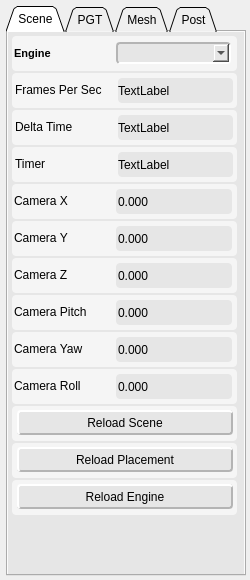
Above: ShaderEditor/qt/project/tweaker.ui from karajensen/shader-editor before the change. Below: the same form after it.
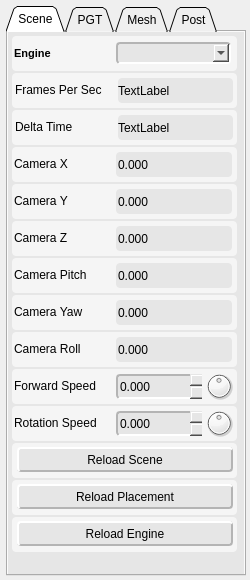
That is the form after the change. The open tabs and pages were chosen to show the change.

Commit message: adding configuration camera speeds

```diff
--- a/ShaderEditor/qt/project/tweaker.ui
+++ b/ShaderEditor/qt/project/tweaker.ui
@@ -450,125 +450,6 @@
           </widget>
          </widget>
         </item>
-        <item>
-         <widget class="QFrame" name="timer">
-          <property name="sizePolicy">
-           <sizepolicy hsizetype="Fixed" vsizetype="Fixed">
-            <horstretch>0</horstretch>
-            <verstretch>0</verstretch>
-           </sizepolicy>
-          </property>
-          <property name="minimumSize">
-           <size>
-            <width>225</width>
-            <height>35</height>
-           </size>
-          </property>
-          <property name="maximumSize">
-           <size>
-            <width>225</width>
-            <height>35</height>
-           </size>
-          </property>
-          <property name="styleSheet">
-           <string notr="true">background-color: rgb(245, 245, 245);
-border-radius: 4px;</string>
-          </property>
-          <property name="frameShape">
-           <enum>QFrame::Panel</enum>
-          </property>
-          <property name="frameShadow">
-           <enum>QFrame::Raised</enum>
-          </property>
-          <widget class="QLabel" name="timer_lbl">
-           <property name="geometry">
-            <rect>
-             <x>3</x>
-             <y>2</y>
-             <width>100</width>
-             <height>30</height>
-            </rect>
-           </property>
-           <property name="sizePolicy">
-            <sizepolicy hsizetype="Fixed" vsizetype="Fixed">
-             <horstretch>0</horstretch>
-             <verstretch>0</verstretch>
-            </sizepolicy>
-           </property>
-           <property name="minimumSize">
-            <size>
-             <width>100</width>
-             <height>30</height>
-            </size>
-           </property>
-           <property name="maximumSize">
-            <size>
-             <width>100</width>
-             <height>30</height>
-            </size>
-           </property>
-           <property name="font">
-            <font>
-             <weight>50</weight>
-             <bold>false</bold>
-            </font>
-           </property>
-           <property name="text">
-            <string>Timer</string>
-           </property>
-          </widget>
-          <widget class="QLabel" name="timer_text">
-           <property name="geometry">
-            <rect>
-             <x>106</x>
-             <y>5</y>
-             <width>115</width>
-             <height>25</height>
-            </rect>
-           </property>
-           <property name="sizePolicy">
-            <sizepolicy hsizetype="Expanding" vsizetype="Expanding">
-             <horstretch>0</horstretch>
-             <verstretch>0</verstretch>
-            </sizepolicy>
-           </property>
-           <property name="minimumSize">
-            <size>
-             <width>115</width>
-             <height>25</height>
-            </size>
-           </property>
-           <property name="maximumSize">
-            <size>
-             <width>115</width>
-             <height>25</height>
-            </size>
-           </property>
-           <property name="autoFillBackground">
-            <bool>false</bool>
-           </property>
-           <property name="styleSheet">
-            <string notr="true">background-color: rgb(230, 230, 230);
-</string>
-           </property>
-           <property name="frameShape">
-            <enum>QFrame::NoFrame</enum>
-           </property>
-           <property name="frameShadow">
-            <enum>QFrame::Plain</enum>
-           </property>
-           <property name="lineWidth">
-            <number>0</number>
-           </property>
-           <property name="text">
-            <string>TextLabel</string>
-           </property>
-           <property name="margin">
-            <number>3</number>
-           </property>
-          </widget>
-         </widget>
-        </item>
         <item>
          <widget class="QFrame" name="cameraX">
           <property name="minimumSize">
@@ -1316,6 +1197,334 @@
           </widget>
          </widget>
         </item>
+        <item>
+         <widget class="QFrame" name="cameraForwardSpeed">
+          <property name="minimumSize">
+           <size>
+            <width>225</width>
+            <height>35</height>
+           </size>
+          </property>
+          <property name="maximumSize">
+           <size>
+            <width>225</width>
+            <height>35</height>
+           </size>
+          </property>
+          <property name="styleSheet">
+           <string notr="true">background-color: rgb(245, 245, 245);
+border-radius: 4px;</string>
+          </property>
+          <property name="frameShape">
+           <enum>QFrame::NoFrame</enum>
+          </property>
+          <property name="frameShadow">
+           <enum>QFrame::Plain</enum>
+          </property>
+          <property name="lineWidth">
+           <number>0</number>
+          </property>
+          <widget class="QLabel" name="cameraForwardSpeed_lbl">
+           <property name="geometry">
+            <rect>
+             <x>2</x>
+             <y>2</y>
+             <width>100</width>
+             <height>30</height>
+            </rect>
+           </property>
+           <property name="sizePolicy">
+            <sizepolicy hsizetype="Fixed" vsizetype="Fixed">
+             <horstretch>0</horstretch>
+             <verstretch>0</verstretch>
+            </sizepolicy>
+           </property>
+           <property name="minimumSize">
+            <size>
+             <width>100</width>
+             <height>30</height>
+            </size>
+           </property>
+           <property name="maximumSize">
+            <size>
+             <width>100</width>
+             <height>30</height>
+            </size>
+           </property>
+           <property name="font">
+            <font>
+             <weight>50</weight>
+             <bold>false</bold>
+            </font>
+           </property>
+           <property name="styleSheet">
+            <string notr="true">border-width: 0px;</string>
+           </property>
+           <property name="text">
+            <string>Forward Speed</string>
+           </property>
+           <property name="margin">
+            <number>1</number>
+           </property>
+          </widget>
+          <widget class="QDoubleSpinBox" name="cameraForwardSpeed_value">
+           <property name="geometry">
+            <rect>
+             <x>104</x>
+             <y>5</y>
+             <width>86</width>
+             <height>25</height>
+            </rect>
+           </property>
+           <property name="sizePolicy">
+            <sizepolicy hsizetype="Fixed" vsizetype="Fixed">
+             <horstretch>0</horstretch>
+             <verstretch>0</verstretch>
+            </sizepolicy>
+           </property>
+           <property name="minimumSize">
+            <size>
+             <width>86</width>
+             <height>25</height>
+            </size>
+           </property>
+           <property name="maximumSize">
+            <size>
+             <width>86</width>
+             <height>25</height>
+            </size>
+           </property>
+           <property name="styleSheet">
+            <string notr="true">background-color: rgb(230, 230, 230);
+border-top-color: rgb(180, 180, 180);
+border-left-color: rgb(180, 180, 180);
+border-bottom-color: rgb(255, 255, 255);
+border-right-color: rgb(255, 255, 255);
+border-style: solid;
+border-width: 2px;</string>
+           </property>
+           <property name="frame">
+            <bool>false</bool>
+           </property>
+           <property name="buttonSymbols">
+            <enum>QAbstractSpinBox::UpDownArrows</enum>
+           </property>
+           <property name="decimals">
+            <number>3</number>
+           </property>
+           <property name="minimum">
+            <double>0.000000000000000</double>
+           </property>
+           <property name="maximum">
+            <double>999999999.000000000000000</double>
+           </property>
+           <property name="singleStep">
+            <double>0.010000000000000</double>
+           </property>
+          </widget>
+          <widget class="QDial" name="cameraForwardSpeed_dial">
+           <property name="geometry">
+            <rect>
+             <x>192</x>
+             <y>2</y>
+             <width>30</width>
+             <height>30</height>
+            </rect>
+           </property>
+           <property name="sizePolicy">
+            <sizepolicy hsizetype="Fixed" vsizetype="Fixed">
+             <horstretch>0</horstretch>
+             <verstretch>0</verstretch>
+            </sizepolicy>
+           </property>
+           <property name="minimumSize">
+            <size>
+             <width>30</width>
+             <height>30</height>
+            </size>
+           </property>
+           <property name="maximumSize">
+            <size>
+             <width>30</width>
+             <height>30</height>
+            </size>
+           </property>
+           <property name="styleSheet">
+            <string notr="true">border-width: 0px;</string>
+           </property>
+           <property name="minimum">
+            <number>-10000</number>
+           </property>
+           <property name="maximum">
+            <number>10000</number>
+           </property>
+          </widget>
+         </widget>
+        </item>
+        <item>
+         <widget class="QFrame" name="cameraRotationSpeed">
+          <property name="minimumSize">
+           <size>
+            <width>225</width>
+            <height>35</height>
+           </size>
+          </property>
+          <property name="maximumSize">
+           <size>
+            <width>225</width>
+            <height>35</height>
+           </size>
+          </property>
+          <property name="styleSheet">
+           <string notr="true">background-color: rgb(245, 245, 245);
+border-radius: 4px;</string>
+          </property>
+          <property name="frameShape">
+           <enum>QFrame::NoFrame</enum>
+          </property>
+          <property name="frameShadow">
+           <enum>QFrame::Plain</enum>
+          </property>
+          <property name="lineWidth">
+           <number>0</number>
+          </property>
+          <widget class="QLabel" name="cameraRotationSpeed_lbl">
+           <property name="geometry">
+            <rect>
+             <x>2</x>
+             <y>2</y>
+             <width>100</width>
+             <height>30</height>
+            </rect>
+           </property>
+           <property name="sizePolicy">
+            <sizepolicy hsizetype="Fixed" vsizetype="Fixed">
+             <horstretch>0</horstretch>
+             <verstretch>0</verstretch>
+            </sizepolicy>
+           </property>
+           <property name="minimumSize">
+            <size>
+             <width>100</width>
+             <height>30</height>
+            </size>
+           </property>
+           <property name="maximumSize">
+            <size>
+             <width>100</width>
+             <height>30</height>
+            </size>
+           </property>
+           <property name="font">
+            <font>
+             <weight>50</weight>
+             <bold>false</bold>
+            </font>
+           </property>
+           <property name="styleSheet">
+            <string notr="true">border-width: 0px;</string>
+           </property>
+           <property name="text">
+            <string>Rotation Speed</string>
+           </property>
+           <property name="margin">
+            <number>1</number>
+           </property>
+          </widget>
+          <widget class="QDoubleSpinBox" name="cameraRotationSpeed_value">
+           <property name="geometry">
+            <rect>
+             <x>104</x>
+             <y>5</y>
+             <width>86</width>
+             <height>25</height>
+            </rect>
+           </property>
+           <property name="sizePolicy">
+            <sizepolicy hsizetype="Fixed" vsizetype="Fixed">
+             <horstretch>0</horstretch>
+             <verstretch>0</verstretch>
+            </sizepolicy>
+           </property>
+           <property name="minimumSize">
+            <size>
+             <width>86</width>
+             <height>25</height>
+            </size>
+           </property>
+           <property name="maximumSize">
+            <size>
+             <width>86</width>
+             <height>25</height>
+            </size>
+           </property>
+           <property name="styleSheet">
+            <string notr="true">background-color: rgb(230, 230, 230);
+border-top-color: rgb(180, 180, 180);
+border-left-color: rgb(180, 180, 180);
+border-bottom-color: rgb(255, 255, 255);
+border-right-color: rgb(255, 255, 255);
+border-style: solid;
+border-width: 2px;</string>
+           </property>
+           <property name="frame">
+            <bool>false</bool>
+           </property>
+           <property name="buttonSymbols">
+            <enum>QAbstractSpinBox::UpDownArrows</enum>
+           </property>
+           <property name="decimals">
+            <number>3</number>
+           </property>
+           <property name="minimum">
+            <double>0.000000000000000</double>
+           </property>
+           <property name="maximum">
+            <double>999999999.000000000000000</double>
+           </property>
+           <property name="singleStep">
+            <double>0.010000000000000</double>
+           </property>
+          </widget>
+          <widget class="QDial" name="cameraRotationSpeed_dial">
+           <property name="geometry">
+            <rect>
+             <x>192</x>
+             <y>2</y>
+             <width>30</width>
+             <height>30</height>
+            </rect>
+           </property>
+           <property name="sizePolicy">
+            <sizepolicy hsizetype="Fixed" vsizetype="Fixed">
+             <horstretch>0</horstretch>
+             <verstretch>0</verstretch>
+            </sizepolicy>
+           </property>
+           <property name="minimumSize">
+            <size>
+             <width>30</width>
+             <height>30</height>
+            </size>
+           </property>
+           <property name="maximumSize">
+            <size>
+             <width>30</width>
+             <height>30</height>
+            </size>
+           </property>
+           <property name="styleSheet">
+            <string notr="true">border-width: 0px;</string>
+           </property>
+           <property name="minimum">
+            <number>-10000</number>
+           </property>
+           <property name="maximum">
+            <number>10000</number>
+           </property>
+          </widget>
+         </widget>
+        </item>
         <item>
          <widget class="QFrame" name="reloadScene">
           <property name="sizePolicy">
```
Left out of the diff: 2 changed lines with no effect on the pictures. The commit also changes 10 other files.
